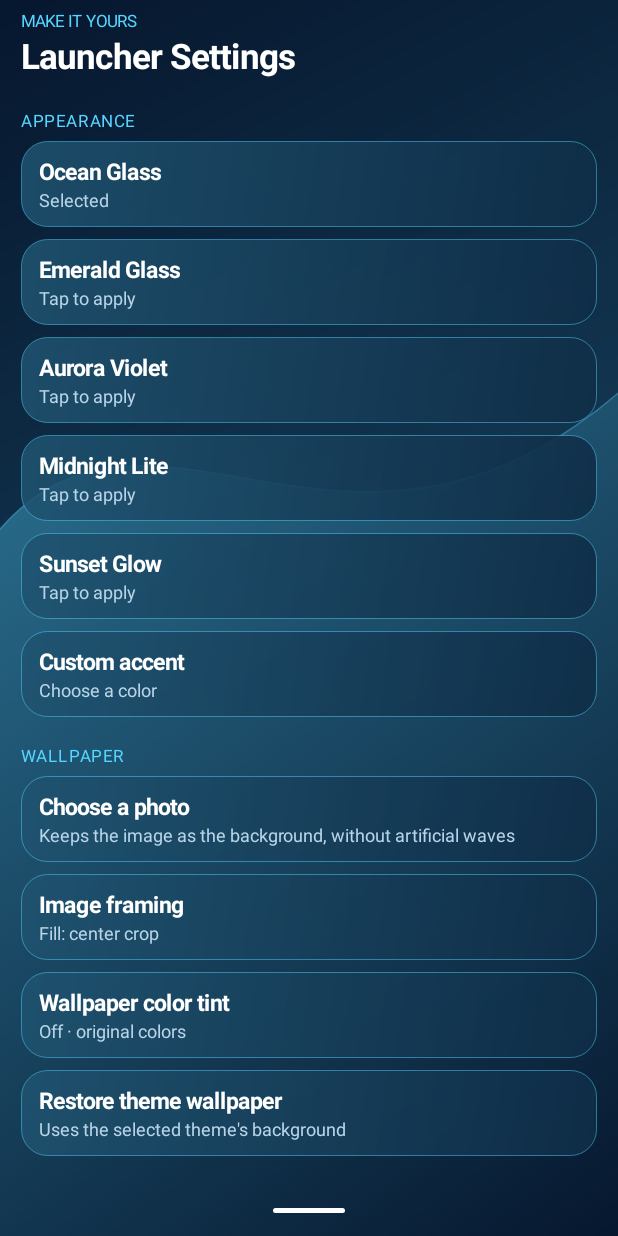
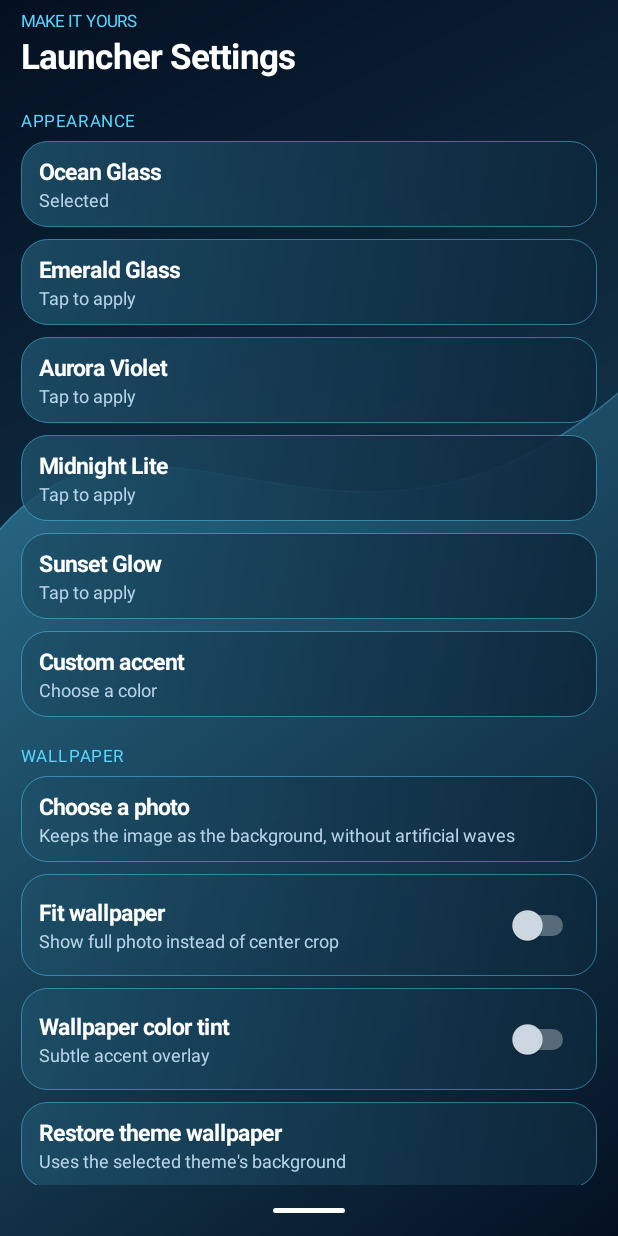
Before and after one commit to wolfrax460/phone_launcher, an Android app: the screen it shows after launch (MainActivity), after a tap on "Launcher Settings", on a phone screen of 412 x 824 dp. Run offline under Robolectric (Android 15) with nearby library versions, the phone set to English and light mode, and no system bars; pictures from the network do not load; 1 other tap on this screen came first.

Commit message:
Fix settings scroll resets and add persistent native switches

```diff
--- a/app/src/main/java/com/eagleport/launcher/MainActivity.java
+++ b/app/src/main/java/com/eagleport/launcher/MainActivity.java
@@ -30,6 +30,7 @@ public final class MainActivity extends Activity {
     private List<AppCatalog.Entry> entries=new ArrayList<>();
     private LinearLayout root, body, nav, searchResults;
     private TextView clock, date;
+    private ScrollView pageScroll;
     private EditText search;
     private String page="home";
     private int base,accent,homePage=0;
@@ -110,7 +111,7 @@ public final class MainActivity extends Activity {
             case "violet":base=0xff190f32;a=0xffc49aff;break;
             case "sunset":base=0xff301424;a=0xffffab72;break;
             case "midnight":base=0xff101820;a=0xff94b4cf;break;
-            default:base=0xff06172e;a=0xff55d5ff;
+            default:base=0xff041021;a=0xff55d5ff;
         }
         accent=prefs.num("accent",0);if(accent==0)accent=a;
         ActivityManager am=(ActivityManager)getSystemService(ACTIVITY_SERVICE);
@@ -129,7 +130,7 @@ public final class MainActivity extends Activity {
     private LinearLayout card(LinearLayout l){LinearLayout c=vertical();c.setPadding(dp(12),dp(10),dp(12),dp(10));c.setBackground(Glass.panel(base,accent,dp(17),lite));add(l,c,-2);space(l,8);return c;}
     private void action(LinearLayout l,String name,String desc,Runnable r){LinearLayout c=card(l);add(c,title(name,15),-2);if(!desc.isEmpty())add(c,text(desc,12,MUTED),-2);c.setMinimumHeight(dp(48));c.setOnClickListener(v->r.run());c.setFocusable(true);c.setContentDescription(name+". "+desc);}
     private void heading(LinearLayout l,String kicker,String label){add(l,text(kicker,11,accent),-2);add(l,title(label,23),-2);space(l,10);}
-    private LinearLayout scroll(){ScrollView s=new ScrollView(this);s.setFillViewport(false);s.setClipToPadding(false);s.setVerticalScrollBarEnabled(false);body.addView(s,lp(-1,-1));LinearLayout l=vertical();l.setPadding(dp(14),dp(6),dp(14),dp(12));s.addView(l,new ScrollView.LayoutParams(-1,-2));return l;}
+    private LinearLayout scroll(){ScrollView s=new ScrollView(this);pageScroll=s;s.setFillViewport(false);s.setClipToPadding(false);s.setVerticalScrollBarEnabled(false);body.addView(s,lp(-1,-1));LinearLayout l=vertical();l.setPadding(dp(14),dp(6),dp(14),dp(12));s.addView(l,new ScrollView.LayoutParams(-1,-2));return l;}
     private void applyWall(){if(root!=null)root.setBackground(new Glass.Wall(base,accent,prefs.bool("custom_wall",false)?wallImage:null,prefs.bool("wall_fit",false),prefs.bool("wall_tint",false)?35:0));}
     private void applyNav(){
         if(prefs==null)return;
@@ -144,7 +145,8 @@ public final class MainActivity extends Activity {
     private void render(String next){
         if(!alive)return;
         if(search!=null&&search.hasFocus()){((InputMethodManager)getSystemService(INPUT_METHOD_SERVICE)).hideSoftInputFromWindow(search.getWindowToken(),0);search.clearFocus();}
-        page=next;search=null;searchResults=null;clock=null;date=null;
+        final int previousScroll=next.equals(page)&&pageScroll!=null?pageScroll.getScrollY():0;
+        pageScroll=null;page=next;search=null;searchResults=null;clock=null;date=null;
         try{
             colors();getWindow().setStatusBarColor(base);getWindow().setNavigationBarColor(base);
             root=vertical();root.setClipToPadding(false);applyWall();
@@ -161,6 +163,7 @@ public final class MainActivity extends Activity {
                 default:page="home";home();
             }
             bottom();applyNav();
+            if(pageScroll!=null&&previousScroll>0){final ScrollView target=pageScroll;target.post(()->target.scrollTo(0,previousScroll));}
             if(resumed){ui.removeCallbacks(tick);tick.run();}
             prefs.put("startup_pending",false);
         }catch(RuntimeException e){android.util.Log.e("EaglePort","Render failed",e);fallback();}
@@ -317,6 +320,16 @@ public final class MainActivity extends Activity {
         add(l,text(selected.size()+" / "+limit+" shortcuts · tap to add or remove",12,MUTED),-2);
         for(AppCatalog.Entry e:entries){boolean on=selected.contains(e.id);action(l,(on?"✓  ":"＋  ")+e.label,on?"Remove shortcut":"Add shortcut",()->toggleShortcut(key,e.id,limit));}
     }
+    private void toggleSetting(LinearLayout l,String label,String description,String key,boolean fallback,Runnable changed){
+        LinearLayout c=card(l);LinearLayout row=horizontal();LinearLayout words=vertical();
+        add(words,title(label,15),-2);add(words,text(description,12,MUTED),-2);
+        row.addView(words,new LinearLayout.LayoutParams(0,-2,1));
+        Switch sw=new Switch(this);sw.setContentDescription(label);sw.setChecked(prefs.bool(key,fallback));
+        sw.setThumbTintList(new ColorStateList(new int[][]{new int[]{android.R.attr.state_checked},new int[]{}},new int[]{accent,0xffd0dbe5}));
+        row.addView(sw,lp(-2,dp(48)));add(c,row,-2);
+        sw.setOnCheckedChangeListener((v,on)->{prefs.put(key,on);changed.run();});
+        words.setOnClickListener(v->sw.setChecked(!sw.isChecked()));
+    }
     private void settingsPage(){
         LinearLayout l=scroll();heading(l,"MAKE IT YOURS","Launcher Settings");
         section(l,"Appearance");
@@ -328,17 +341,17 @@ public final class MainActivity extends Activity {
         action(l,"Choose a photo","Keeps the image as the background, without artificial waves",()->{
             Intent i=new Intent(Intent.ACTION_OPEN_DOCUMENT).setType("image/*").addCategory(Intent.CATEGORY_OPENABLE);try{startActivityForResult(i,WALL_PICK);}catch(ActivityNotFoundException ex){toast("No image picker installed");}
         });
-        action(l,"Image framing",prefs.bool("wall_fit",false)?"Fit: full photo":"Fill: center crop",()->{prefs.put("wall_fit",!prefs.bool("wall_fit",false));render("settings");});
-        action(l,"Wallpaper color tint",prefs.bool("wall_tint",false)?"On · subtle accent overlay":"Off · original colors",()->{prefs.put("wall_tint",!prefs.bool("wall_tint",false));render("settings");});
+        toggleSetting(l,"Fit wallpaper","Show full photo instead of center crop","wall_fit",false,this::applyWall);
+        toggleSetting(l,"Wallpaper color tint","Subtle accent overlay","wall_tint",false,this::applyWall);
         action(l,"Restore theme wallpaper","Uses the selected theme's background",()->{prefs.put("custom_wall",false);render("settings");});
         section(l,"Navigation & apps");
         action(l,"App library layout",prefs.str("layout","grid").equals("grid")?"Grid":"Honeycomb · staggered circular icons",()->{prefs.put("layout",prefs.str("layout","grid").equals("grid")?"honey":"grid");render("settings");});
-        action(l,"Bottom navigation",prefs.bool("gesture",true)?"Single Home line · invisible Back and Recents zones":"Three visible buttons",()->{prefs.put("gesture",!prefs.bool("gesture",true));render("settings");});
+        toggleSetting(l,"Gesture navigation","Single Home line when enabled","gesture",true,()->{root.removeView(nav);bottom();applyNav();});
         action(l,"Home screen apps","Choose your own app shortcuts",()->{editing=false;render("edit");});
         action(l,"Dock apps","Choose up to four shortcuts",()->{editing=true;render("edit");});
         section(l,"Performance & system");
         action(l,"Performance mode",prefs.str("performance","balanced").equals("lite")?"Ultra Lite":"Balanced · lightweight native graphics",()->{prefs.put("performance",prefs.str("performance","balanced").equals("lite")?"balanced":"lite");render("settings");});
-        action(l,"Adaptive memory mode",prefs.bool("adaptive",true)?"On":"Off",()->{prefs.put("adaptive",!prefs.bool("adaptive",true));render("settings");});
+        toggleSetting(l,"Adaptive memory mode","Reduce graphics when memory is low","adaptive",true,this::colors);
         action(l,"Device Center","Live battery, temperature, RAM and storage",()->render("health"));
         action(l,"Default launcher","Select EaglePort or return to Tecno Home",this::chooseHome);
         action(l,"Android keyboard","Use your current Android input method",()->open(new Intent(Settings.ACTION_INPUT_METHOD_SETTINGS)));
```
